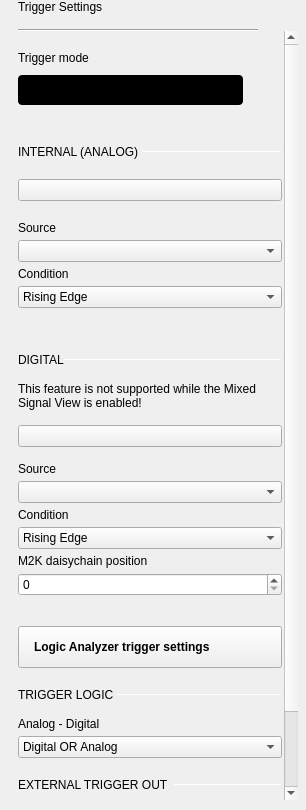
The window that plugins/m2k/ui/trigger_settings.ui (analogdevicesinc/scopy) describes before a commit, drawn with Qt 5.
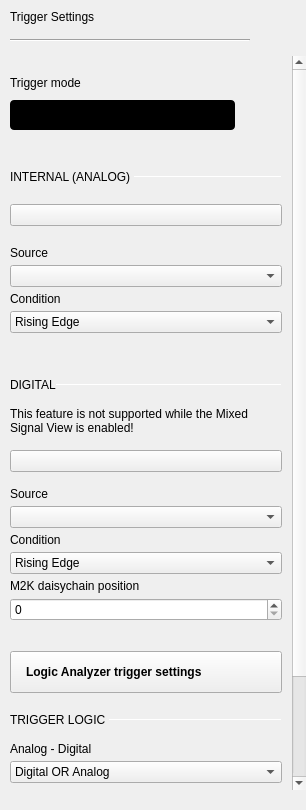
The same window after the commit. Custom widgets are drawn as their Qt base class.

Commit message: m2k/ui: Removed right menu unnecessary margins for all instruments.

Patch:
```diff
--- a/plugins/m2k/ui/trigger_settings.ui
+++ b/plugins/m2k/ui/trigger_settings.ui
@@ -36,26 +36,58 @@
     <number>0</number>
    </property>
    <property name="leftMargin">
-    <number>18</number>
+    <number>0</number>
    </property>
    <property name="topMargin">
-    <number>0</number>
+    <number>10</number>
    </property>
    <property name="rightMargin">
-    <number>8</number>
+    <number>0</number>
    </property>
    <property name="bottomMargin">
-    <number>0</number>
+    <number>10</number>
    </property>
    <item>
-    <widget class="QLabel" name="label_title">
-     <property name="text">
-      <string>Trigger Settings</string>
+    <layout class="QVBoxLayout" name="verticalLayout_13">
+     <property name="spacing">
+      <number>15</number>
      </property>
-     <property name="general_settings_label" stdset="0">
-      <bool>true</bool>
+     <property name="leftMargin">
+      <number>10</number>
      </property>
-    </widget>
+     <item>
+      <widget class="QLabel" name="label_title">
+       <property name="text">
+        <string>Trigger Settings</string>
+       </property>
+       <property name="general_settings_label" stdset="0">
+        <bool>true</bool>
+       </property>
+      </widget>
+     </item>
+     <item>
+      <widget class="Line" name="line_under_title">
+       <property name="minimumSize">
+        <size>
+         <width>240</width>
+         <height>2</height>
+        </size>
+       </property>
+       <property name="maximumSize">
+        <size>
+         <width>240</width>
+         <height>2</height>
+        </size>
+       </property>
+       <property name="orientation">
+        <enum>Qt::Horizontal</enum>
+       </property>
+       <property name="blue_line" stdset="0">
+        <bool>true</bool>
+       </property>
+      </widget>
+     </item>
+    </layout>
    </item>
    <item>
     <spacer name="verticalSpacer_2">
@@ -73,28 +105,6 @@
      </property>
     </spacer>
    </item>
-   <item>
-    <widget class="Line" name="line_under_title">
-     <property name="minimumSize">
-      <size>
-       <width>240</width>
-       <height>2</height>
-      </size>
-     </property>
-     <property name="maximumSize">
-      <size>
-       <width>240</width>
-       <height>2</height>
-      </size>
-     </property>
-     <property name="orientation">
-      <enum>Qt::Horizontal</enum>
-     </property>
-     <property name="blue_line" stdset="0">
-      <bool>true</bool>
-     </property>
-    </widget>
-   </item>
    <item>
     <widget class="QScrollArea" name="scrollArea">
      <property name="frameShape">
@@ -111,8 +121,8 @@
        <rect>
         <x>0</x>
         <y>0</y>
-        <width>266</width>
-        <height>959</height>
+        <width>292</width>
+        <height>958</height>
        </rect>
       </property>
       <layout class="QVBoxLayout" name="verticalLayout_4">
@@ -120,13 +130,13 @@
         <number>20</number>
        </property>
        <property name="leftMargin">
-        <number>0</number>
+        <number>10</number>
        </property>
        <property name="topMargin">
         <number>0</number>
        </property>
        <property name="rightMargin">
-        <number>2</number>
+        <number>10</number>
        </property>
        <property name="bottomMargin">
         <number>0</number>
```
The commit also changes 12 other files.
